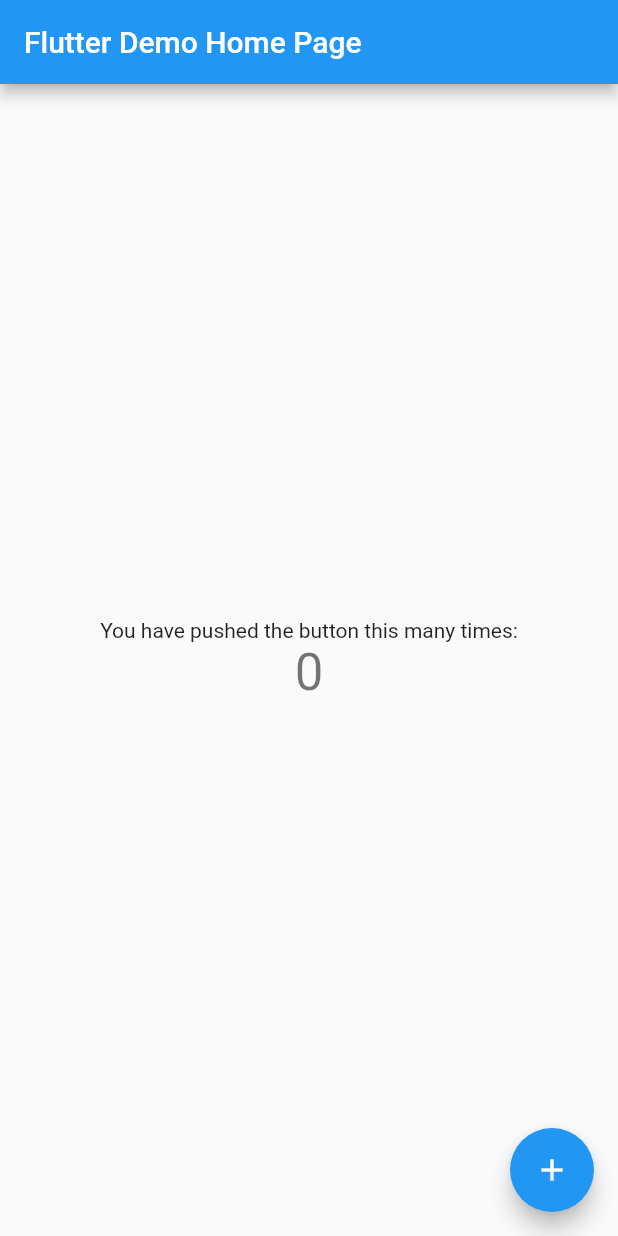
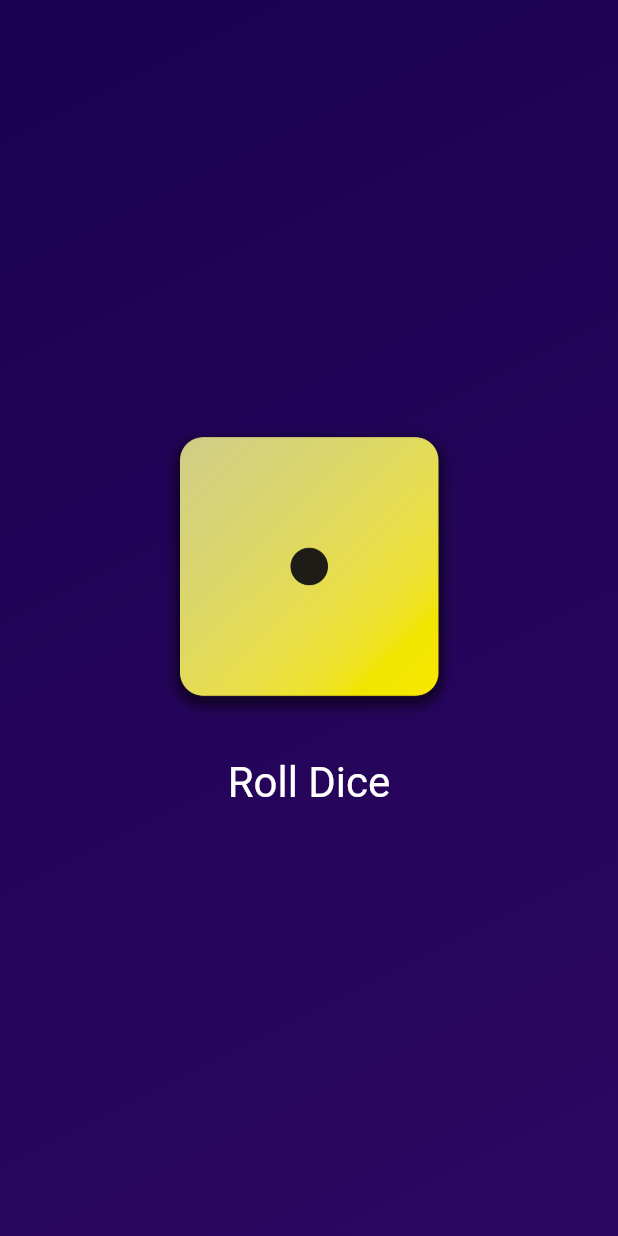
Before and after one commit to jasperoblepias/flutter_roledice_app, a Flutter app: the screen it shows after launch, on a phone screen of 412 x 824 dp. Run offline on Flutter 3.47's test engine with Material 2 defaults, Android fonts, the phone set to English and light mode, and no system bars.

Commit message:
roll dice app

```diff
--- /dev/null
+++ b/lib/dice_roller.dart
@@ -0,0 +1,46 @@
+import 'package:flutter/material.dart';
+import 'dart:math';
+
+final randomizer = Random();
+
+class DiceRoller extends StatefulWidget {
+  const DiceRoller({super.key});
+  @override
+  State<StatefulWidget> createState() {
+    return _DiceRollerState();
+  }
+}
+
+class _DiceRollerState extends State<StatefulWidget> {
+  var currentDiceRoll = 1;
+
+  void rollDice() {
+    setState(() {
+      currentDiceRoll = randomizer.nextInt(6)+1;
+    });
+
+  }
+
+  @override
+  Widget build(context) {
+    return Column(
+      mainAxisSize: MainAxisSize.min,
+      children: [
+        Image.asset(
+          'assets/images/dice-$currentDiceRoll.png',
+          width: 200,
+        ),
+        const SizedBox(
+          height: 20,
+        ),
+        TextButton(
+          onPressed: rollDice,
+          style: TextButton.styleFrom(
+              foregroundColor: Colors.white,
+              textStyle: const TextStyle(fontSize: 28)),
+          child: const Text('Roll Dice'),
+        )
+      ],
+    );
+  }
+}
--- /dev/null
+++ b/lib/gradient_container.dart
@@ -0,0 +1,33 @@
+import 'package:flutter/material.dart';
+import 'package:roledice_app/dice_roller.dart';
+
+const startAlignment = Alignment.topLeft;
+const endAlignment = Alignment.bottomRight;
+
+class GradientContainer extends StatelessWidget {
+  const GradientContainer(this.color1, this.color2, {super.key});
+
+  final Color color1;
+  final Color color2;
+
+
+
+  @override
+  Widget build(context) {
+    return Container(
+      decoration: BoxDecoration(
+        gradient: LinearGradient(
+          colors: [
+            color1,
+            color2,
+          ],
+          begin: startAlignment,
+          end: endAlignment,
+        ),
+      ),
+      child:const Center(
+        child: DiceRoller(),
+      ),
+    );
+  }
+}
--- a/lib/main.dart
+++ b/lib/main.dart
@@ -1,115 +1,15 @@
 import 'package:flutter/material.dart';
+import 'package:roledice_app/gradient_container.dart';
 
 void main() {
-  runApp(const MyApp());
-}
-
-class MyApp extends StatelessWidget {
-  const MyApp({super.key});
-
-  // This widget is the root of your application.
-  @override
-  Widget build(BuildContext context) {
-    return MaterialApp(
-      title: 'Flutter Demo',
-      theme: ThemeData(
-        // This is the theme of your application.
-        //
-        // Try running your application with "flutter run". You'll see the
-        // application has a blue toolbar. Then, without quitting the app, try
-        // changing the primarySwatch below to Colors.green and then invoke
-        // "hot reload" (press "r" in the console where you ran "flutter run",
-        // or simply save your changes to "hot reload" in a Flutter IDE).
-        // Notice that the counter didn't reset back to zero; the application
-        // is not restarted.
-        primarySwatch: Colors.blue,
-      ),
-      home: const MyHomePage(title: 'Flutter Demo Home Page'),
-    );
-  }
-}
-
-class MyHomePage extends StatefulWidget {
-  const MyHomePage({super.key, required this.title});
-
-  // This widget is the home page of your application. It is stateful, meaning
-  // that it has a State object (defined below) that contains fields that affect
-  // how it looks.
-
-  // This class is the configuration for the state. It holds the values (in this
-  // case the title) provided by the parent (in this case the App widget) and
-  // used by the build method of the State. Fields in a Widget subclass are
-  // always marked "final".
-
-  final String title;
-
-  @override
-  State<MyHomePage> createState() => _MyHomePageState();
-}
-
-class _MyHomePageState extends State<MyHomePage> {
-  int _counter = 0;
-
-  void _incrementCounter() {
-    setState(() {
-      // This call to setState tells the Flutter framework that something has
-      // changed in this State, which causes it to rerun the build method below
-      // so that the display can reflect the updated values. If we changed
-      // _counter without calling setState(), then the build method would not be
-      // called again, and so nothing would appear to happen.
-      _counter++;
-    });
-  }
-
-  @override
-  Widget build(BuildContext context) {
-    // This method is rerun every time setState is called, for instance as done
-    // by the _incrementCounter method above.
-    //
-    // The Flutter framework has been optimized to make rerunning build methods
-    // fast, so that you can just rebuild anything that needs updating rather
-    // than having to individually change instances of widgets.
-    return Scaffold(
-      appBar: AppBar(
-        // Here we take the value from the MyHomePage object that was created by
-        // the App.build method, and use it to set our appbar title.
-        title: Text(widget.title),
-      ),
-      body: Center(
-        // Center is a layout widget. It takes a single child and positions it
-        // in the middle of the parent.
-        child: Column(
-          // Column is also a layout widget. It takes a list of children and
-          // arranges them vertically. By default, it sizes itself to fit its
-          // children horizontally, and tries to be as tall as its parent.
-          //
-          // Invoke "debug painting" (press "p" in the console, choose the
-          // "Toggle Debug Paint" action from the Flutter Inspector in Android
-          // Studio, or the "Toggle Debug Paint" command in Visual Studio Code)
-          // to see the wireframe for each widget.
-          //
-          // Column has various properties to control how it sizes itself and
-          // how it positions its children. Here we use mainAxisAlignment to
-          // center the children vertically; the main axis here is the vertical
-          // axis because Columns are vertical (the cross axis would be
-          // horizontal).
-          mainAxisAlignment: MainAxisAlignment.center,
-          children: <Widget>[
-            const Text(
-              'You have pushed the button this many times:',
-            ),
-            Text(
-              '$_counter',
-              style: Theme.of(context).textTheme.headlineMedium,
-            ),
-          ],
+  runApp(
+    const MaterialApp(
+      home: Scaffold(
+        body: GradientContainer(
+          Color.fromARGB(255, 26, 2, 80),
+          Color.fromARGB(255, 45, 7, 98),
         ),
       ),
-      floatingActionButton: FloatingActionButton(
-        onPressed: _incrementCounter,
-        tooltip: 'Increment',
-        child: const Icon(Icons.add),
-      ), // This trailing comma makes auto-formatting nicer for build methods.
-    );
-  }
+    ),
+  );
 }
```
Also changed, not shown: lib/styled_text.dart (added, +18 -0 lines), pubspec.yaml (+7 -1 lines), assets/images/dice-1.png (added), assets/images/dice-2.png (added), assets/images/dice-3.png (added), assets/images/dice-4.png (added), assets/images/dice-5.png (added), assets/images/dice-6.png (added), 1 other file.
